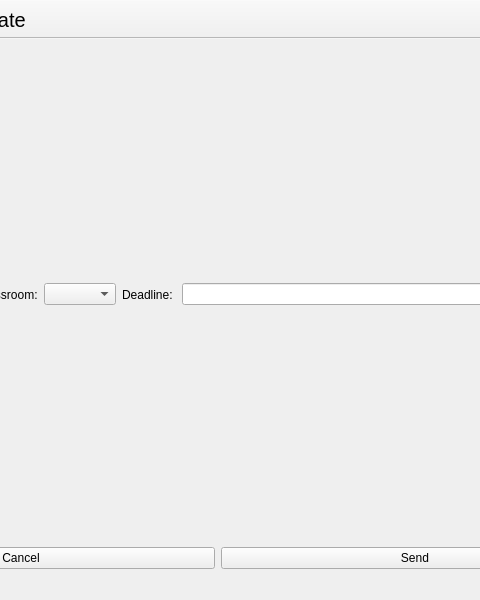
Oleksii-Adamov/OOP-4sem-project, file Client/Client/sendassignmentwindow.ui: the form before one commit; both pictures show x 182 to 662 and y 0 to 600 of the 800 by 600 pixel window.
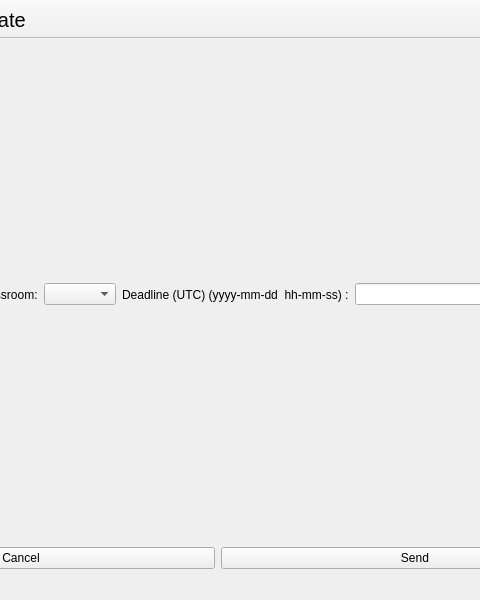
The form after the commit.

Patch:
```diff
--- a/Client/Client/sendassignmentwindow.ui
+++ b/Client/Client/sendassignmentwindow.ui
@@ -62,7 +62,7 @@
         <item>
          <widget class="QLabel" name="label_deadline">
           <property name="text">
-           <string>Deadline: </string>
+           <string>Deadline (UTC) (yyyy-mm-dd  hh-mm-ss) :</string>
           </property>
          </widget>
         </item>
```
